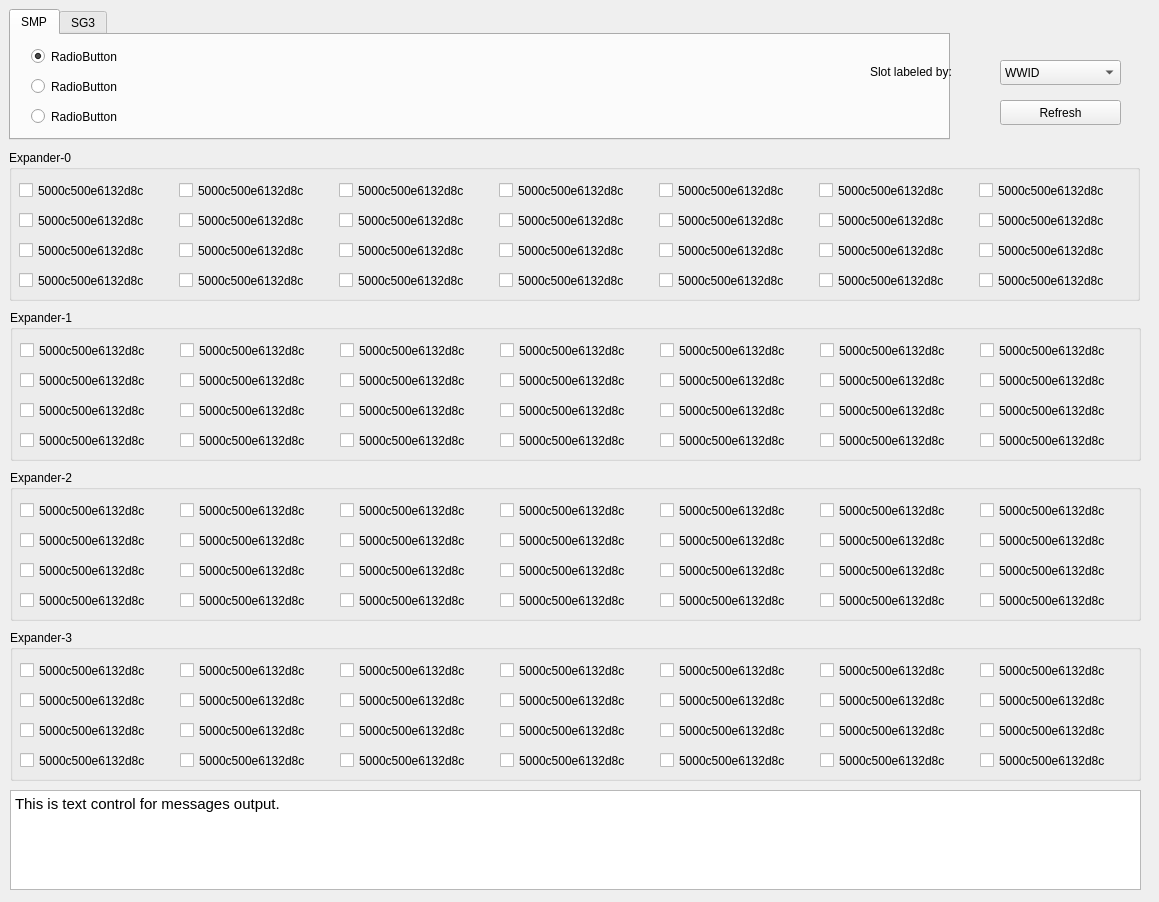
The window that widget.ui (JuihoChen/myDino) describes before a commit, drawn with Qt 5.
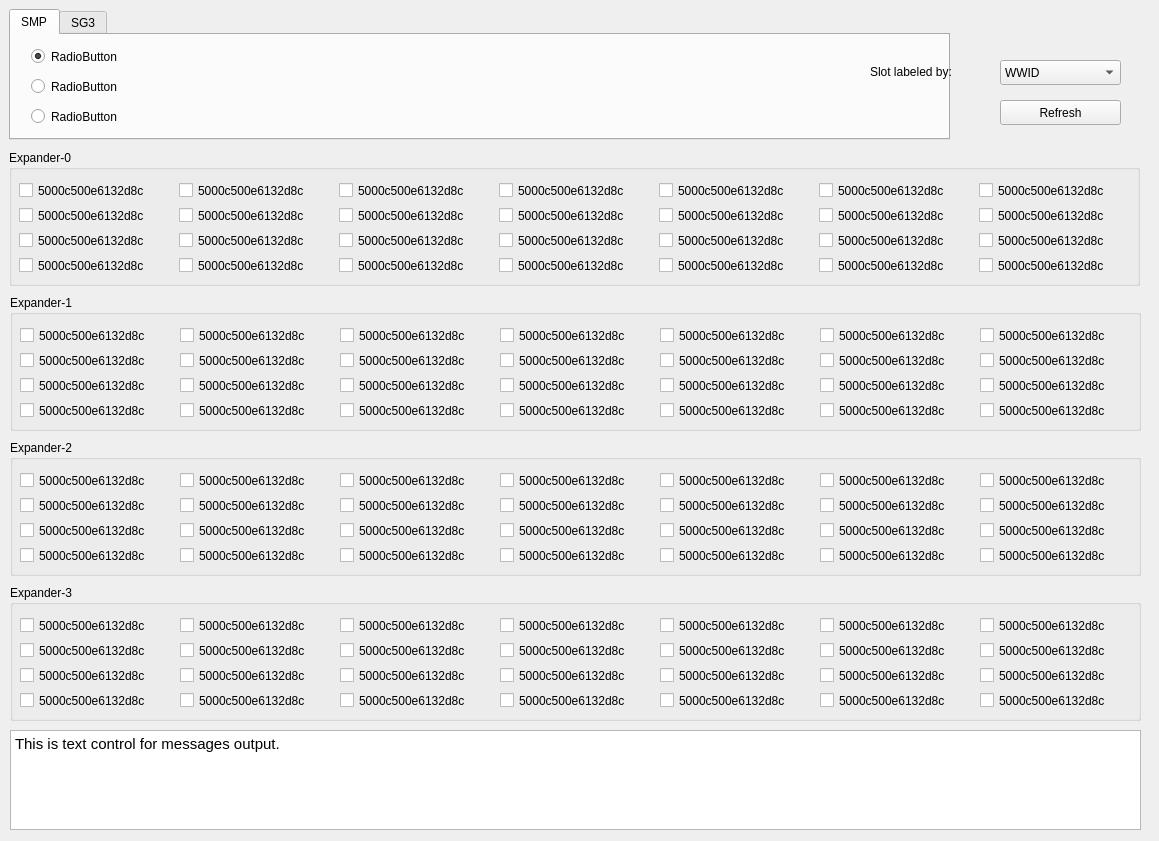
The same window after the commit. Icons and pictures are not drawn.

Commit message: [UPDATE] modify layout to squeeze some space

```diff
--- a/widget.ui
+++ b/widget.ui
@@ -10,7 +10,7 @@
     <x>0</x>
     <y>0</y>
     <width>1159</width>
-    <height>902</height>
+    <height>841</height>
    </rect>
   </property>
   <property name="windowTitle">
@@ -102,13 +102,13 @@
      <x>9</x>
      <y>150</y>
      <width>1131</width>
-     <height>151</height>
+     <height>136</height>
     </rect>
    </property>
    <property name="minimumSize">
     <size>
      <width>1131</width>
-     <height>151</height>
+     <height>136</height>
     </size>
    </property>
    <property name="title">
@@ -209,7 +209,7 @@
     <property name="geometry">
      <rect>
       <x>650</x>
-      <y>60</y>
+      <y>55</y>
       <width>161</width>
       <height>21</height>
      </rect>
@@ -222,7 +222,7 @@
     <property name="geometry">
      <rect>
       <x>970</x>
-      <y>60</y>
+      <y>55</y>
       <width>161</width>
       <height>21</height>
      </rect>
@@ -235,7 +235,7 @@
     <property name="geometry">
      <rect>
       <x>10</x>
-      <y>60</y>
+      <y>55</y>
       <width>161</width>
       <height>21</height>
      </rect>
@@ -248,7 +248,7 @@
     <property name="geometry">
      <rect>
       <x>170</x>
-      <y>60</y>
+      <y>55</y>
       <width>161</width>
       <height>21</height>
      </rect>
@@ -261,7 +261,7 @@
     <property name="geometry">
      <rect>
       <x>490</x>
-      <y>60</y>
+      <y>55</y>
       <width>161</width>
       <height>21</height>
      </rect>
@@ -274,7 +274,7 @@
     <property name="geometry">
      <rect>
       <x>810</x>
-      <y>60</y>
+      <y>55</y>
       <width>161</width>
       <height>21</height>
      </rect>
@@ -287,7 +287,7 @@
     <property name="geometry">
      <rect>
       <x>330</x>
-      <y>60</y>
+      <y>55</y>
       <width>161</width>
       <height>21</height>
      </rect>
@@ -300,7 +300,7 @@
     <property name="geometry">
      <rect>
       <x>10</x>
-      <y>120</y>
+      <y>105</y>
       <width>161</width>
       <height>21</height>
      </rect>
@@ -313,7 +313,7 @@
     <property name="geometry">
      <rect>
       <x>970</x>
-      <y>120</y>
+      <y>105</y>
       <width>161</width>
       <height>21</height>
      </rect>
@@ -326,7 +326,7 @@
     <property name="geometry">
      <rect>
       <x>810</x>
-      <y>120</y>
+      <y>105</y>
       <width>161</width>
       <height>21</height>
      </rect>
@@ -339,7 +339,7 @@
     <property name="geometry">
      <rect>
       <x>650</x>
-      <y>90</y>
+      <y>80</y>
       <width>161</width>
       <height>21</height>
      </rect>
@@ -352,7 +352,7 @@
     <property name="geometry">
      <rect>
       <x>970</x>
-      <y>90</y>
+      <y>80</y>
       <width>161</width>
       <height>21</height>
      </rect>
@@ -365,7 +365,7 @@
     <property name="geometry">
      <rect>
       <x>170</x>
-      <y>90</y>
+      <y>80</y>
       <width>161</width>
       <height>21</height>
      </rect>
@@ -378,7 +378,7 @@
     <property name="geometry">
      <rect>
       <x>10</x>
-      <y>90</y>
+      <y>80</y>
       <width>161</width>
       <height>21</height>
      </rect>
@@ -391,7 +391,7 @@
     <property name="geometry">
      <rect>
       <x>650</x>
-      <y>120</y>
+      <y>105</y>
       <width>161</width>
       <height>21</height>
      </rect>
@@ -404,7 +404,7 @@
     <property name="geometry">
      <rect>
       <x>490</x>
-      <y>90</y>
+      <y>80</y>
       <width>161</width>
       <height>21</height>
      </rect>
@@ -417,7 +417,7 @@
     <property name="geometry">
      <rect>
       <x>330</x>
-      <y>120</y>
+      <y>105</y>
       <width>161</width>
       <height>21</height>
      </rect>
@@ -430,7 +430,7 @@
     <property name="geometry">
      <rect>
       <x>810</x>
-      <y>90</y>
+      <y>80</y>
       <width>161</width>
       <height>21</height>
      </rect>
@@ -443,7 +443,7 @@
     <property name="geometry">
      <rect>
       <x>170</x>
-      <y>120</y>
+      <y>105</y>
       <width>161</width>
       <height>21</height>
      </rect>
@@ -456,7 +456,7 @@
     <property name="geometry">
      <rect>
       <x>490</x>
-      <y>120</y>
+      <y>105</y>
       <width>161</width>
       <height>21</height>
      </rect>
@@ -469,7 +469,7 @@
     <property name="geometry">
      <rect>
       <x>330</x>
-      <y>90</y>
+      <y>80</y>
       <width>161</width>
       <height>21</height>
      </rect>
@@ -486,7 +486,7 @@
    <property name="geometry">
     <rect>
      <x>10</x>
-     <y>790</y>
+     <y>730</y>
      <width>1131</width>
      <height>100</height>
     </rect>
@@ -515,15 +515,15 @@
    <property name="geometry">
     <rect>
      <x>10</x>
-     <y>310</y>
+     <y>295</y>
      <width>1131</width>
-     <height>151</height>
+     <height>136</height>
     </rect>
    </property>
    <property name="minimumSize">
     <size>
      <width>1131</width>
-     <height>151</height>
+     <height>136</height>
     </size>
    </property>
    <property name="title">
@@ -624,7 +624,7 @@
     <property name="geometry">
      <rect>
       <x>650</x>
-      <y>60</y>
+      <y>55</y>
       <width>161</width>
       <height>21</height>
      </rect>
@@ -637,7 +637,7 @@
     <property name="geometry">
      <rect>
       <x>970</x>
-      <y>60</y>
+      <y>55</y>
       <width>161</width>
       <height>21</height>
      </rect>
@@ -650,7 +650,7 @@
     <property name="geometry">
      <rect>
       <x>10</x>
-      <y>60</y>
+      <y>55</y>
       <width>161</width>
       <height>21</height>
      </rect>
@@ -663,7 +663,7 @@
     <property name="geometry">
      <rect>
       <x>170</x>
-      <y>60</y>
+      <y>55</y>
       <width>161</width>
       <height>21</height>
      </rect>
@@ -676,7 +676,7 @@
     <property name="geometry">
      <rect>
       <x>490</x>
-      <y>60</y>
+      <y>55</y>
       <width>161</width>
       <height>21</height>
      </rect>
@@ -689,7 +689,7 @@
     <property name="geometry">
      <rect>
       <x>810</x>
-      <y>60</y>
+      <y>55</y>
       <width>161</width>
       <height>21</height>
      </rect>
@@ -702,7 +702,7 @@
     <property name="geometry">
      <rect>
       <x>330</x>
-      <y>60</y>
+      <y>55</y>
       <width>161</width>
       <height>21</height>
      </rect>
@@ -715,7 +715,7 @@
     <property name="geometry">
      <rect>
       <x>10</x>
-      <y>120</y>
+      <y>105</y>
       <width>161</width>
       <height>21</height>
      </rect>
@@ -728,7 +728,7 @@
     <property name="geometry">
      <rect>
       <x>970</x>
-      <y>120</y>
+      <y>105</y>
       <width>161</width>
       <height>21</height>
      </rect>
@@ -741,7 +741,7 @@
     <property name="geometry">
      <rect>
       <x>810</x>
-      <y>120</y>
+      <y>105</y>
       <width>161</width>
       <height>21</height>
      </rect>
@@ -754,7 +754,7 @@
     <property name="geometry">
      <rect>
       <x>650</x>
-      <y>90</y>
+      <y>80</y>
       <width>161</width>
       <height>21</height>
      </rect>
@@ -767,7 +767,7 @@
     <property name="geometry">
      <rect>
       <x>970</x>
-      <y>90</y>
+      <y>80</y>
       <width>161</width>
       <height>21</height>
      </rect>
@@ -780,7 +780,7 @@
     <property name="geometry">
      <rect>
       <x>170</x>
-      <y>90</y>
+      <y>80</y>
       <width>161</width>
       <height>21</height>
      </rect>
@@ -793,7 +793,7 @@
     <property name="geometry">
      <rect>
       <x>10</x>
-      <y>90</y>
+      <y>80</y>
       <width>161</width>
       <height>21</height>
      </rect>
@@ -806,7 +806,7 @@
     <property name="geometry">
      <rect>
       <x>650</x>
-      <y>120</y>
+      <y>105</y>
       <width>161</width>
       <height>21</height>
      </rect>
@@ -819,7 +819,7 @@
     <property name="geometry">
      <rect>
       <x>490</x>
-      <y>90</y>
+      <y>80</y>
       <width>161</width>
       <height>21</height>
      </rect>
@@ -832,7 +832,7 @@
     <property name="geometry">
      <rect>
       <x>330</x>
-      <y>120</y>
+      <y>105</y>
       <width>161</width>
       <height>21</height>
      </rect>
@@ -845,7 +845,7 @@
     <property name="geometry">
      <rect>
       <x>810</x>
-      <y>90</y>
+      <y>80</y>
       <width>161</width>
       <height>21</height>
      </rect>
@@ -858,7 +858,7 @@
     <property name="geometry">
      <rect>
       <x>170</x>
-      <y>120</y>
+      <y>105</y>
       <width>161</width>
       <height>21</height>
      </rect>
@@ -871,7 +871,7 @@
     <property name="geometry">
      <rect>
       <x>490</x>
-      <y>120</y>
+      <y>105</y>
       <width>161</width>
       <height>21</height>
      </rect>
@@ -884,7 +884,7 @@
     <property name="geometry">
      <rect>
       <x>330</x>
-      <y>90</y>
+      <y>80</y>
       <width>161</width>
       <height>21</height>
      </rect>
@@ -898,15 +898,15 @@
    <property name="geometry">
     <rect>
      <x>10</x>
-     <y>470</y>
+     <y>440</y>
      <width>1131</width>
-     <height>151</height>
+     <height>136</height>
     </rect>
    </property>
    <property name="minimumSize">
     <size>
      <width>1131</width>
-     <height>151</height>
+     <height>136</height>
     </size>
    </property>
    <property name="title">
@@ -1007,7 +1007,7 @@
     <property name="geometry">
      <rect>
       <x>650</x>
-      <y>60</y>
+      <y>55</y>
       <width>161</width>
       <height>21</height>
      </rect>
@@ -1020,7 +1020,7 @@
     <property name="geometry">
      <rect>
       <x>970</x>
-      <y>60</y>
+      <y>55</y>
       <width>161</width>
       <height>21</height>
      </rect>
@@ -1033,7 +1033,7 @@
     <property name="geometry">
      <rect>
       <x>10</x>
-      <y>60</y>
+      <y>55</y>
       <width>161</width>
       <height>21</height>
      </rect>
@@ -1046,7 +1046,7 @@
     <property name="geometry">
      <rect>
       <x>170</x>
-      <y>60</y>
+      <y>55</y>
       <width>161</width>
       <height>21</height>
      </rect>
@@ -1059,7 +1059,7 @@
     <property name="geometry">
      <rect>
       <x>490</x>
-      <y>60</y>
+      <y>55</y>
       <width>161</width>
       <height>21</height>
      </rect>
@@ -1072,7 +1072,7 @@
     <property name="geometry">
      <rect>
       <x>810</x>
-      <y>60</y>
+      <y>55</y>
       <width>161</width>
       <height>21</height>
      </rect>
@@ -1085,7 +1085,7 @@
     <property name="geometry">
      <rect>
       <x>330</x>
-      <y>60</y>
+      <y>55</y>
       <width>161</width>
       <height>21</height>
      </rect>
@@ -1098,7 +1098,7 @@
     <property name="geometry">
      <rect>
       <x>10</x>
-      <y>120</y>
+      <y>105</y>
       <width>161</width>
       <height>21</height>
      </rect>
@@ -1111,7 +1111,7 @@
     <property name="geometry">
      <rect>
       <x>970</x>
-      <y>120</y>
+      <y>105</y>
       <width>161</width>
       <height>21</height>
      </rect>
@@ -1124,7 +1124,7 @@
     <property name="geometry">
      <rect>
       <x>810</x>
-      <y>120</y>
+      <y>105</y>
       <width>161</width>
       <height>21</height>
      </rect>
@@ -1137,7 +1137,7 @@
     <property name="geometry">
      <rect>
       <x>650</x>
-      <y>90</y>
+      <y>80</y>
       <width>161</width>
       <height>21</height>
      </rect>
@@ -1150,7 +1150,7 @@
     <property name="geometry">
      <rect>
       <x>970</x>
-      <y>90</y>
+      <y>80</y>
       <width>161</width>
       <height>21</height>
      </rect>
@@ -1163,7 +1163,7 @@
     <property name="geometry">
      <rect>
       <x>170</x>
-      <y>90</y>
+      <y>80</y>
       <width>161</width>
       <height>21</height>
      </rect>
@@ -1176,7 +1176,7 @@
     <property name="geometry">
      <rect>
       <x>10</x>
-      <y>90</y>
+      <y>80</y>
       <width>161</width>
       <height>21</height>
      </rect>
@@ -1189,7 +1189,7 @@
     <property name="geometry">
      <rect>
       <x>650</x>
-      <y>120</y>
+      <y>105</y>
       <width>161</width>
       <height>21</height>
      </rect>
@@ -1202,7 +1202,7 @@
     <property name="geometry">
      <rect>
       <x>490</x>
-      <y>90</y>
+      <y>80</y>
       <width>161</width>
       <height>21</height>
      </rect>
@@ -1215,7 +1215,7 @@
     <property name="geometry">
      <rect>
       <x>330</x>
-      <y>120</y>
+      <y>105</y>
       <width>161</width>
       <height>21</height>
      </rect>
@@ -1228,7 +1228,7 @@
     <property name="geometry">
      <rect>
       <x>810</x>
-      <y>90</y>
+      <y>80</y>
       <width>161</width>
       <height>21</height>
      </rect>
@@ -1241,7 +1241,7 @@
     <property name="geometry">
      <rect>
       <x>170</x>
-      <y>120</y>
+      <y>105</y>
       <width>161</width>
       <height>21</height>
      </rect>
@@ -1254,7 +1254,7 @@
     <property name="geometry">
      <rect>
       <x>490</x>
-      <y>120</y>
+      <y>105</y>
       <width>161</width>
       <height>21</height>
      </rect>
@@ -1267,7 +1267,7 @@
     <property name="geometry">
      <rect>
       <x>330</x>
-      <y>90</y>
+      <y>80</y>
       <width>161</width>
       <height>21</height>
      </rect>
@@ -1281,15 +1281,15 @@
    <property name="geometry">
     <rect>
      <x>10</x>
-     <y>630</y>
+     <y>585</y>
      <width>1131</width>
-     <height>151</height>
+     <height>136</height>
     </rect>
    </property>
    <property name="minimumSize">
     <size>
      <width>1131</width>
-     <height>151</height>
+     <height>136</height>
     </size>
    </property>
    <property name="title">
@@ -1390,7 +1390,7 @@
     <property name="geometry">
      <rect>
       <x>650</x>
-      <y>60</y>
+      <y>55</y>
       <width>161</width>
       <height>21</height>
      </rect>
@@ -1403,7 +1403,7 @@
     <property name="geometry">
      <rect>
       <x>970</x>
-      <y>60</y>
+      <y>55</y>
       <width>161</width>
       <height>21</height>
      </rect>
@@ -1416,7 +1416,7 @@
     <property name="geometry">
      <rect>
       <x>10</x>
-      <y>60</y>
+      <y>55</y>
       <width>161</width>
       <height>21</height>
      </rect>
@@ -1429,7 +1429,7 @@
     <property name="geometry">
      <rect>
       <x>170</x>
-      <y>60</y>
+      <y>55</y>
       <width>161</width>
       <height>21</height>
      </rect>
@@ -1442,7 +1442,7 @@
     <property name="geometry">
      <rect>
       <x>490</x>
-      <y>60</y>
+      <y>55</y>
       <width>161</width>
       <height>21</height>
      </rect>
@@ -1455,7 +1455,7 @@
     <property name="geometry">
      <rect>
       <x>810</x>
-      <y>60</y>
+      <y>55</y>
       <width>161</width>
       <height>21</height>
      </rect>
@@ -1468,7 +1468,7 @@
     <property name="geometry">
      <rect>
       <x>330</x>
-      <y>60</y>
+      <y>55</y>
       <width>161</width>
       <height>21</height>
      </rect>
@@ -1481,7 +1481,7 @@
     <property name="geometry">
      <rect>
       <x>10</x>
-      <y>120</y>
+      <y>105</y>
       <width>161</width>
       <height>21</height>
      </rect>
@@ -1494,7 +1494,7 @@
     <property name="geometry">
      <rect>
       <x>970</x>
-      <y>120</y>
+      <y>105</y>
       <width>161</width>
       <height>21</height>
      </rect>
@@ -1507,7 +1507,7 @@
     <property name="geometry">
      <rect>
       <x>810</x>
-      <y>120</y>
+      <y>105</y>
       <width>161</width>
       <height>21</height>
      </rect>
@@ -1520,7 +1520,7 @@
     <property name="geometry">
      <rect>
       <x>650</x>
-      <y>90</y>
+      <y>80</y>
       <width>161</width>
       <height>21</height>
      </rect>
@@ -1533,7 +1533,7 @@
     <property name="geometry">
      <rect>
       <x>970</x>
-      <y>90</y>
+      <y>80</y>
       <width>161</width>
       <height>21</height>
      </rect>
@@ -1546,7 +1546,7 @@
     <property name="geometry">
      <rect>
       <x>170</x>
-      <y>90</y>
+      <y>80</y>
       <width>161</width>
       <height>21</height>
      </rect>
@@ -1559,7 +1559,7 @@
     <property name="geometry">
      <rect>
       <x>10</x>
-      <y>90</y>
+      <y>80</y>
       <width>161</width>
       <height>21</height>
      </rect>
@@ -1572,7 +1572,7 @@
     <property name="geometry">
      <rect>
       <x>650</x>
-      <y>120</y>
+      <y>105</y>
       <width>161</width>
       <height>21</height>
      </rect>
@@ -1585,7 +1585,7 @@
     <property name="geometry">
      <rect>
       <x>490</x>
-      <y>90</y>
+      <y>80</y>
       <width>161</width>
       <height>21</height>
      </rect>
@@ -1598,7 +1598,7 @@
     <property name="geometry">
      <rect>
       <x>330</x>
-      <y>120</y>
+      <y>105</y>
       <width>161</width>
       <height>21</height>
      </rect>
@@ -1611,7 +1611,7 @@
     <property name="geometry">
      <rect>
       <x>810</x>
-      <y>90</y>
+      <y>80</y>
       <width>161</width>
       <height>21</height>
      </rect>
@@ -1624,7 +1624,7 @@
     <property name="geometry">
      <rect>
       <x>170</x>
-      <y>120</y>
+      <y>105</y>
       <width>161</width>
       <height>21</height>
      </rect>
@@ -1637,7 +1637,7 @@
     <property name="geometry">
      <rect>
       <x>490</x>
-      <y>120</y>
+      <y>105</y>
       <width>161</width>
       <height>21</height>
      </rect>
@@ -1650,7 +1650,7 @@
     <property name="geometry">
      <rect>
       <x>330</x>
-      <y>90</y>
+      <y>80</y>
       <width>161</width>
       <height>21</height>
      </rect>
```
Left out of the diff: 3 changed lines with no effect on the pictures.
